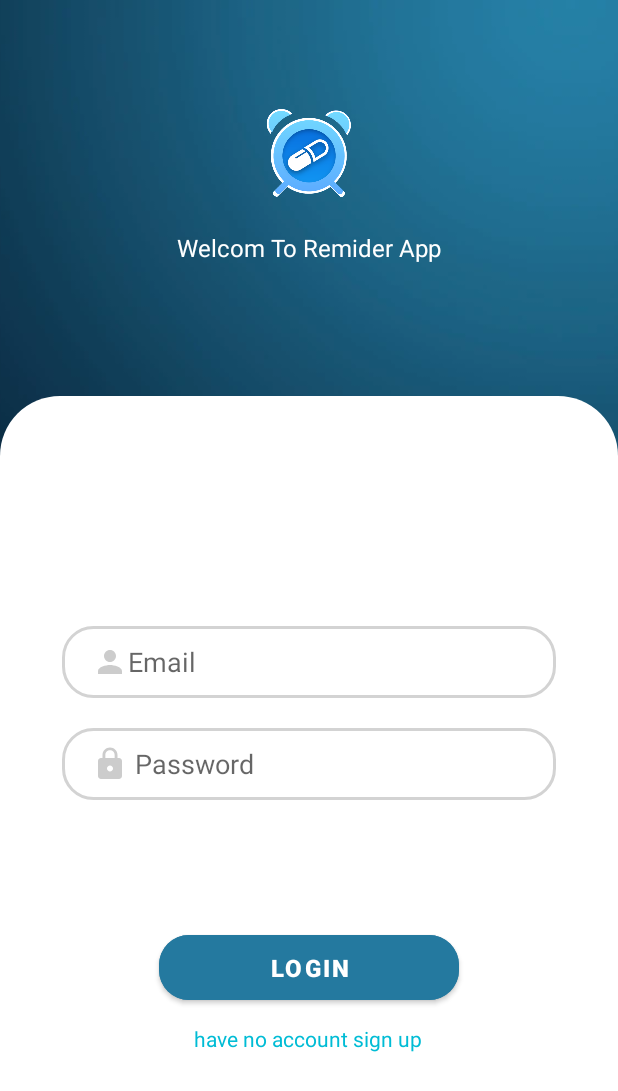
After one commit to Toba999/MedicineReminder, an Android app: the LoginActivity screen opened directly, with no data from a screen before it, on a phone screen of 412 x 824 dp. The commit adds this screen. Shown: the top 1091 px of the screen. Run offline under Robolectric (Android 15) with nearby library versions, the phone set to English and light mode, and no system bars; Roboto replaces fonts that are not available here.

Commit message:
uI Login Screen

```diff
--- /dev/null
+++ b/app/src/main/java/com/example/medicinereminder/login/LoginActivity.java
@@ -0,0 +1,29 @@
+package com.example.medicinereminder.login;
+
+import androidx.appcompat.app.AppCompatActivity;
+
+import android.content.Intent;
+import android.os.Bundle;
+import android.view.View;
+import android.widget.TextView;
+
+import com.example.medicinereminder.R;
+import com.example.medicinereminder.signup.SignUpActivity;
+
+public class LoginActivity extends AppCompatActivity {
+    TextView txtSign;
+    @Override
+    protected void onCreate(Bundle savedInstanceState) {
+        super.onCreate(savedInstanceState);
+        setContentView(R.layout.activity_login);
+        getSupportActionBar().hide();
+        txtSign = findViewById(R.id.txtLogin);
+        txtSign.setOnClickListener(new View.OnClickListener() {
+            @Override
+            public void onClick(View view) {
+                startActivity(new Intent(getApplicationContext(), SignUpActivity.class));
+            }
+        });
+
+    }
+}
--- /dev/null
+++ b/app/src/main/java/com/example/medicinereminder/signup/SignUpActivity.java
@@ -0,0 +1,30 @@
+package com.example.medicinereminder.signup;
+
+import androidx.appcompat.app.AppCompatActivity;
+
+import android.content.Intent;
+import android.os.Bundle;
+import android.view.View;
+import android.widget.TextView;
+
+import com.example.medicinereminder.R;
+import com.example.medicinereminder.login.LoginActivity;
+
+public class SignUpActivity extends AppCompatActivity {
+    //TextView txtLogin;
+    @Override
+    protected void onCreate(Bundle savedInstanceState) {
+        super.onCreate(savedInstanceState);
+        setContentView(R.layout.activity_sign_up);
+        getSupportActionBar().hide();
+//        txtLogin = findViewById(R.id.txtLogin);
+//        txtLogin.setOnClickListener(new View.OnClickListener() {
+//            @Override
+//            public void onClick(View view) {
+//                startActivity(new Intent(getApplicationContext(), LoginActivity.class));
+//
+//            }
+//        });
+
+    }
+}
--- a/app/src/main/java/com/example/medicinereminder/splash/MainActivity.java
+++ b/app/src/main/java/com/example/medicinereminder/splash/MainActivity.java
@@ -2,12 +2,15 @@ package com.example.medicinereminder.splash;
 
 import androidx.appcompat.app.AppCompatActivity;
 
+import android.content.Intent;
 import android.os.Bundle;
+import android.view.View;
+import android.widget.Button;
 
 import com.example.medicinereminder.R;
+import com.example.medicinereminder.login.LoginActivity;
 
 public class MainActivity extends AppCompatActivity {
-
     @Override
     protected void onCreate(Bundle savedInstanceState) {
         super.onCreate(savedInstanceState);
--- /dev/null
+++ b/app/src/main/res/drawable/edit_text.xml
@@ -0,0 +1,6 @@
+<?xml version="1.0" encoding="utf-8"?>
+<shape xmlns:android="http://schemas.android.com/apk/res/android">
+    <corners android:radius="20dp"/>
+    <stroke android:width="2dp"
+        android:color="#D3D3D3"/>
+</shape>
--- /dev/null
+++ b/app/src/main/res/drawable/lock2.xml
@@ -0,0 +1,9 @@
+<vector xmlns:android="http://schemas.android.com/apk/res/android"
+    android:width="24dp"
+    android:height="24dp"
+    android:viewportWidth="24.0"
+    android:viewportHeight="24.0">
+    <path
+        android:fillColor="#cccccc"
+        android:pathData="M18,8h-1L17,6c0,-2.76 -2.24,-5 -5,-5S7,3.24 7,6v2L6,8c-1.1,0 -2,0.9 -2,2v10c0,1.1 0.9,2 2,2h12c1.1,0 2,-0.9 2,-2L20,10c0,-1.1 -0.9,-2 -2,-2zM12,17c-1.1,0 -2,-0.9 -2,-2s0.9,-2 2,-2 2,0.9 2,2 -0.9,2 -2,2zM15.1,8L8.9,8L8.9,6c0,-1.71 1.39,-3.1 3.1,-3.1 1.71,0 3.1,1.39 3.1,3.1v2z"/>
+</vector>
--- /dev/null
+++ b/app/src/main/res/drawable/person2.xml
@@ -0,0 +1,9 @@
+<vector xmlns:android="http://schemas.android.com/apk/res/android"
+    android:width="24dp"
+    android:height="24dp"
+    android:viewportWidth="24.0"
+    android:viewportHeight="24.0">
+    <path
+        android:fillColor="#cccccc"
+        android:pathData="M12,12c2.21,0 4,-1.79 4,-4s-1.79,-4 -4,-4 -4,1.79 -4,4 1.79,4 4,4zM12,14c-2.67,0 -8,1.34 -8,4v2h16v-2c0,-2.66 -5.33,-4 -8,-4z"/>
+</vector>
--- /dev/null
+++ b/app/src/main/res/drawable/vi_bg.xml
@@ -0,0 +1,7 @@
+<?xml version="1.0" encoding="utf-8"?>
+<shape xmlns:android="http://schemas.android.com/apk/res/android" android:shape="rectangle"
+    >
+    <solid android:color="@color/white"/>
+    <corners android:topLeftRadius="40dp"
+        android:topRightRadius="40dp"/>
+</shape>
--- /dev/null
+++ b/app/src/main/res/layout/activity_login.xml
@@ -0,0 +1,133 @@
+<?xml version="1.0" encoding="utf-8"?>
+<androidx.constraintlayout.widget.ConstraintLayout xmlns:android="http://schemas.android.com/apk/res/android"
+    xmlns:app="http://schemas.android.com/apk/res-auto"
+    xmlns:tools="http://schemas.android.com/tools"
+    android:layout_width="match_parent"
+    android:layout_height="match_parent"
+    tools:context=".login.LoginActivity">
+
+    <androidx.constraintlayout.utils.widget.ImageFilterView
+        android:id="@+id/imageFilterView"
+        android:layout_width="wrap_content"
+        android:layout_height="0dp"
+        android:scaleType="centerCrop"
+        android:src="@drawable/login_background"
+        app:layout_constraintBottom_toBottomOf="parent"
+        app:layout_constraintEnd_toEndOf="parent"
+        app:layout_constraintHeight_percent=".37"
+        app:layout_constraintStart_toStartOf="parent"
+        app:layout_constraintTop_toTopOf="parent"
+        app:layout_constraintVertical_bias="0" />
+    <androidx.constraintlayout.widget.ConstraintLayout
+        android:id="@+id/constraintLayout"
+        android:layout_width="match_parent"
+        android:layout_height="0dp"
+        app:layout_constraintHeight_percent=".68"
+        app:layout_constraintVertical_bias="1"
+        app:layout_constraintBottom_toBottomOf="parent"
+        app:layout_constraintEnd_toEndOf="parent"
+        app:layout_constraintStart_toStartOf="parent"
+        app:layout_constraintTop_toTopOf="parent"
+        android:background="@drawable/vi_bg">
+
+        <EditText
+            android:id="@+id/editEmailSign"
+            android:layout_width="0dp"
+            android:layout_height="wrap_content"
+            android:background="@drawable/edit_text"
+            android:drawableStart="@drawable/person2"
+            android:hint="@string/Email"
+            android:inputType="textEmailAddress"
+            android:minHeight="48dp"
+            android:paddingStart="20dp"
+            android:paddingTop="10dp"
+            android:paddingBottom="10dp"
+            app:layout_constraintBottom_toBottomOf="parent"
+            app:layout_constraintEnd_toEndOf="parent"
+            app:layout_constraintHorizontal_bias=".5"
+            app:layout_constraintStart_toStartOf="parent"
+            app:layout_constraintTop_toTopOf="parent"
+            app:layout_constraintVertical_bias=".3"
+            app:layout_constraintWidth_percent=".8" />
+
+        <EditText
+            android:id="@+id/editEPasswordSign"
+            android:layout_width="0dp"
+            android:layout_height="wrap_content"
+            android:layout_marginTop="20dp"
+            android:background="@drawable/edit_text"
+            android:drawableStart="@drawable/lock2"
+            android:hint="@string/Password"
+            android:inputType="textPassword"
+            android:minHeight="48dp"
+            android:paddingLeft="20dp"
+            android:paddingTop="10dp"
+            android:paddingBottom="10dp"
+            app:layout_constraintBottom_toBottomOf="parent"
+            app:layout_constraintEnd_toEndOf="parent"
+            app:layout_constraintHorizontal_bias=".5"
+            app:layout_constraintStart_toStartOf="parent"
+            app:layout_constraintTop_toBottomOf="@id/editEmailSign"
+            app:layout_constraintVertical_bias="0"
+            app:layout_constraintWidth_percent=".8" />
+
+        <Button
+            android:id="@+id/btnSign"
+            android:layout_width="200dp"
+            android:layout_height="55dp"
+            android:backgroundTint="@color/mainColor"
+            android:text="@string/Login"
+            android:textSize="16sp"
+            android:textStyle="bold"
+            app:cornerRadius="20dp"
+            app:layout_constraintBottom_toBottomOf="parent"
+            app:layout_constraintEnd_toEndOf="parent"
+            app:layout_constraintStart_toStartOf="parent"
+            app:layout_constraintTop_toTopOf="parent"
+            app:layout_constraintVertical_bias=".7"
+            app:layout_constraintWidth_percent=".8" />
+
+        <TextView
+            android:id="@+id/txtLogin"
+            android:layout_width="wrap_content"
+            android:layout_height="wrap_content"
+            android:layout_marginTop="10dp"
+            android:text="have no account sign up"
+            android:textColor="@color/barColor"
+            app:layout_constraintBottom_toBottomOf="parent"
+            app:layout_constraintEnd_toEndOf="@+id/btnSign"
+            app:layout_constraintHorizontal_bias="0.838"
+            app:layout_constraintStart_toStartOf="parent"
+            app:layout_constraintTop_toBottomOf="@+id/btnSign"
+            app:layout_constraintVertical_bias="0.0" />
+
+
+
+
+    </androidx.constraintlayout.widget.ConstraintLayout>
+
+    <ImageView
+        android:id="@+id/imageLogo"
+        android:layout_width="60dp"
+        android:layout_height="60dp"
+        android:layout_marginTop="16dp"
+        android:src="@drawable/logo"
+        app:layout_constraintBottom_toTopOf="@+id/constraintLayout"
+        app:layout_constraintEnd_toEndOf="parent"
+        app:layout_constraintStart_toStartOf="parent"
+        app:layout_constraintTop_toTopOf="@+id/imageFilterView"
+        app:layout_constraintVertical_bias="0.3" />
+
+    <TextView
+        android:layout_width="wrap_content"
+        android:layout_height="wrap_content"
+        android:text="@string/WelcomToRemiderApp"
+        android:textColor="@color/white"
+        android:textSize="16sp"
+        app:layout_constraintBottom_toTopOf="@+id/constraintLayout"
+        app:layout_constraintEnd_toEndOf="parent"
+        app:layout_constraintStart_toStartOf="parent"
+        app:layout_constraintTop_toBottomOf="@id/imageLogo"
+        app:layout_constraintVertical_bias="0.2" />
+
+</androidx.constraintlayout.widget.ConstraintLayout>
--- a/app/src/main/res/layout/activity_main.xml
+++ b/app/src/main/res/layout/activity_main.xml
@@ -15,4 +15,6 @@
         app:layout_constraintRight_toRightOf="parent"
         app:layout_constraintTop_toTopOf="parent" />
 
+
+
 </androidx.constraintlayout.widget.ConstraintLayout>
--- /dev/null
+++ b/app/src/main/res/layout/activity_sign_up.xml
@@ -0,0 +1,11 @@
+<?xml version="1.0" encoding="utf-8"?>
+<androidx.constraintlayout.widget.ConstraintLayout xmlns:android="http://schemas.android.com/apk/res/android"
+    xmlns:app="http://schemas.android.com/apk/res-auto"
+    xmlns:tools="http://schemas.android.com/tools"
+    android:layout_width="match_parent"
+    android:layout_height="match_parent"
+    tools:context=".signup.SignUpActivity">
+
+
+
+</androidx.constraintlayout.widget.ConstraintLayout>
--- a/app/src/main/res/values/colors.xml
+++ b/app/src/main/res/values/colors.xml
@@ -14,5 +14,6 @@
     <color name="black">#FF000000</color>  <!-- Text color -->
     <color name="white">#FFFFFFFF</color> <!-- Card, title's bar and icon's title color -->
     <color name="barColor">#00bcd5</color> <!-- bars and icons color -->
-    <color name="ScreenColor">#ecf6ee</color> <!-- Screen color -->
+    <color name="ScreenColor">#ecf6ee</color>
+    <color name="mainColor">#24799F</color> <!-- Screen color -->
 </resources>
--- a/app/src/main/res/values/strings.xml
+++ b/app/src/main/res/values/strings.xml
@@ -2,4 +2,10 @@
     <string name="app_name">Medicine Reminder</string>
     <!-- TODO: Remove or change this placeholder text -->
     <string name="hello_blank_fragment">Hello blank fragment</string>
+    <string name="WelcomToRemiderApp">Welcom To Remider App</string>
+    <string name="Login">Login</string>
+    <string name="Password">" Password"</string>
+    <string name="Email">Email</string>
+    <string name="SignUp">Sign Up</string>
+    <string name="UserName">User Name</string>
 </resources>
```
Also changed, not shown: app/src/main/AndroidManifest.xml (+10 -4 lines), app/src/main/res/drawable/login_background.png (added), app/src/main/res/drawable/logo.png (added).
